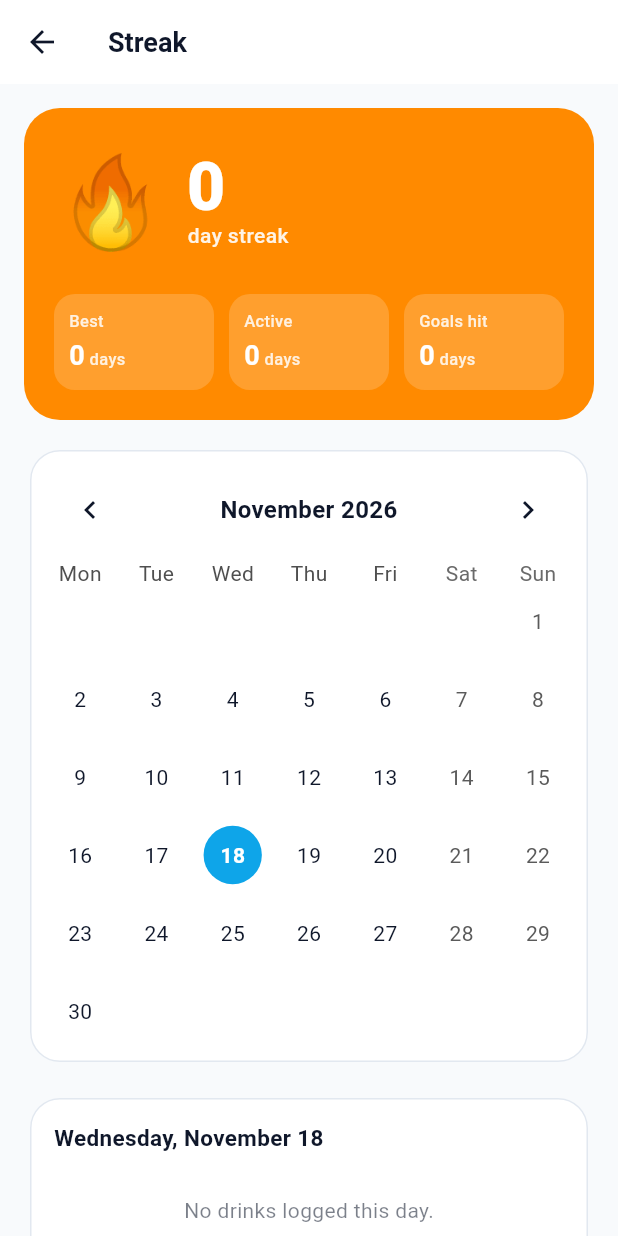
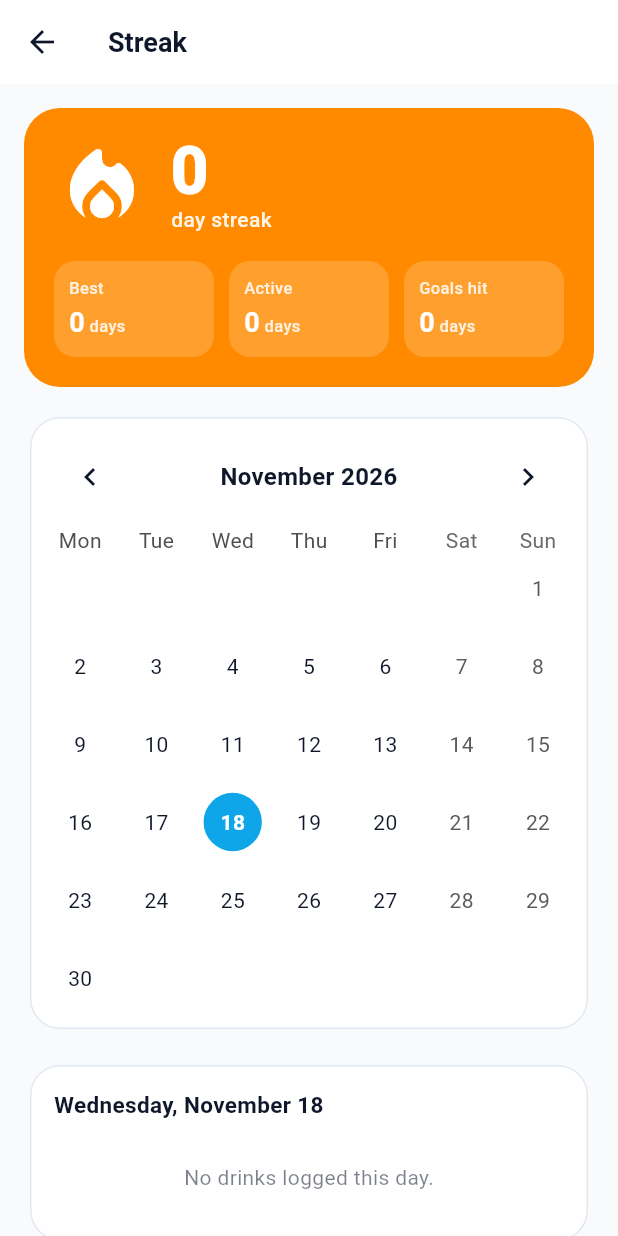
Before and after one commit to vovafes/water-app-mobile, a Flutter app: the DashboardScreen screen opened directly, after a tap on an icon or button, on a phone screen of 412 x 824 dp. Run offline on Flutter 3.47's test engine with Material 3 defaults, Android fonts, the phone set to English and light mode, and no system bars; drawn by our look-alikes of table_calendar; our stand-ins replace easy_localization, flutter_local_notifications, flutter_svg, flutter_timezone, image_picker, in_app_purchase and 2 more; missing offline and left inert: in_app_purchase_android, in_app_purchase_storekit; accounts and stored records are empty; network calls fail.

Commit message:
Unslop the app a second time: icons instead of emoji, no glows, one gradient per screen
The first pass (576adb0) was light. This one finishes it:

- Emoji used as interface icons replaced with Material icons: the flame on the
  dashboard chip and the whole streak screen, trophy in the achievements
  header and fallback badges, lock/trophy/star on the empty states. Emoji draw
  differently on every phone and ignore the text colour.
- Star before points is now PointsLabel (icon + text) in the three places it
  appeared; it turns white on the gold unlocked badge instead of vanishing.
- Decorative drop in the dashboard hero is the brand drop shape, not an emoji.
- Coloured glow under every drink circle on the dashboard removed.
- Flat colour for the avatar placeholder and the premium-prompt tile; the
  hero, achievements and paywall headers keep their gradient as the one
  deliberate accent.
- Session splash uses the real app icon instead of a gradient tile.
- Badge tiles are 8 px taller (the first row clipped by 1 px at normal text).
- Badge detail sheet is full width; it was a narrow card floating in the middle.

Server-supplied achievement icons (admin content) are left as they are.
analyze clean, 94 tests pass.

Co-Authored-By: Claude Sonnet 5.5 <noreply@anthropic.com>

```diff
--- a/lib/screens/dashboard/dashboard_screen.dart
+++ b/lib/screens/dashboard/dashboard_screen.dart
@@ -1,5 +1,6 @@
 import 'package:flutter/material.dart';
 import 'package:flutter/services.dart';
+import 'package:flutter_svg/flutter_svg.dart';
 import 'package:provider/provider.dart';
 import 'package:easy_localization/easy_localization.dart';
 import '../../providers/dashboard_provider.dart';
@@ -95,12 +96,16 @@ class _HeroCard extends StatelessWidget {
           Positioned(
             right: -16,
             bottom: -28,
-            child: Text(
-              '💧',
-              style: TextStyle(
-                fontSize: 130,
-                color: Colors.white.withValues(alpha: 0.12),
-              ),
+            // The same drop as the app icon and the website's hero, drawn
+            // rather than an emoji (a different picture on every phone) or a
+            // Material icon (heavier, with an inner arc).
+            child: SvgPicture.string(
+              '<svg xmlns="http://www.w3.org/2000/svg" viewBox="0 0 24 24">'
+              '<path fill="#FFFFFF" fill-opacity="0.1" '
+              'd="M12 2.5S5.5 10 5.5 14.5a6.5 6.5 0 0 0 13 0C18.5 10 12 2.5 12 2.5z"/>'
+              '</svg>',
+              width: 150,
+              height: 150,
             ),
           ),
           Row(
@@ -225,7 +230,11 @@ class _HeroCard extends StatelessWidget {
                         child: Row(
                           mainAxisSize: MainAxisSize.min,
                           children: [
-                            const Text('🔥'),
+                            const Icon(
+                              Icons.local_fire_department_rounded,
+                              size: 18,
+                              color: BrandColors.amber300,
+                            ),
                             const SizedBox(width: 6),
                             Text(
                               '${dash.streak} ${'day streak'.tr()}',
@@ -350,13 +359,6 @@ class _DrinkTile extends StatelessWidget {
                 // chip's circle invisible.
                 color: tone.rail,
                 shape: BoxShape.circle,
-                boxShadow: [
-                  BoxShadow(
-                    color: tone.rail.withValues(alpha: 0.35),
-                    blurRadius: 8,
-                    offset: const Offset(0, 3),
-                  ),
-                ],
               ),
               alignment: Alignment.center,
               child: DrinkIcon(slug: drink.slug, color: Colors.white, size: 26),
--- a/lib/screens/profile/profile_screen.dart
+++ b/lib/screens/profile/profile_screen.dart
@@ -655,11 +655,7 @@ class _HeaderState extends State<_Header> {
                   width: 84,
                   height: 84,
                   decoration: BoxDecoration(
-                    gradient: const LinearGradient(
-                      colors: [BrandColors.sky400, BrandColors.cyan500],
-                      begin: Alignment.topLeft,
-                      end: Alignment.bottomRight,
-                    ),
+                    color: BrandColors.sky500,
                     shape: BoxShape.circle,
                     image: avatarUrl != null
                         ? DecorationImage(
--- a/lib/screens/stats/streak_detail_screen.dart
+++ b/lib/screens/stats/streak_detail_screen.dart
@@ -264,9 +264,10 @@ class _StreakDetailScreenState extends State<StreakDetailScreen> {
                                     ),
                                   ),
                                   alignment: Alignment.center,
-                                  child: const Text(
-                                    '🔥',
-                                    style: TextStyle(fontSize: 9),
+                                  child: const Icon(
+                                    Icons.local_fire_department_rounded,
+                                    size: 11,
+                                    color: Colors.white,
                                   ),
                                 ),
                               );
@@ -329,7 +330,11 @@ class _StreakHero extends StatelessWidget {
           Row(
             crossAxisAlignment: CrossAxisAlignment.center,
             children: [
-              const Text('🔥', style: TextStyle(fontSize: 60)),
+              const Icon(
+                Icons.local_fire_department_rounded,
+                size: 64,
+                color: Colors.white,
+              ),
               const SizedBox(width: 14),
               Expanded(
                 child: Column(
@@ -489,7 +494,11 @@ class _DayDetail extends StatelessWidget {
                     child: Row(
                       mainAxisSize: MainAxisSize.min,
                       children: [
-                        const Text('🔥', style: TextStyle(fontSize: 12)),
+                        const Icon(
+                          Icons.local_fire_department_rounded,
+                          size: 14,
+                          color: BrandColors.amber500,
+                        ),
                         const SizedBox(width: 4),
                         Text(
                           'Goal hit'.tr(),
@@ -658,7 +667,11 @@ class _Legend extends StatelessWidget {
                 shape: BoxShape.circle,
               ),
               alignment: Alignment.center,
-              child: const Text('🔥', style: TextStyle(fontSize: 9)),
+              child: const Icon(
+                Icons.local_fire_department_rounded,
+                size: 11,
+                color: Colors.white,
+              ),
             ),
             'Goal hit'.tr(),
           ),
--- a/lib/theme.dart
+++ b/lib/theme.dart
@@ -36,6 +36,7 @@ class BrandColors {
   static const slate950 = Color(0xFF020617);
 
   // Status
+  static const amber300 = Color(0xFFFCD34D);
   static const amber500 = Color(0xFFF59E0B);
   static const rose500 = Color(0xFFF43F5E);
   static const emerald500 = Color(0xFF10B981);
--- a/lib/widgets/premium_prompt.dart
+++ b/lib/widgets/premium_prompt.dart
@@ -54,9 +54,7 @@ class _PremiumPromptSheet extends StatelessWidget {
               padding: const EdgeInsets.all(10),
               decoration: BoxDecoration(
                 borderRadius: BorderRadius.circular(12),
-                gradient: const LinearGradient(
-                  colors: [BrandColors.gradientStart, BrandColors.gradientEnd],
-                ),
+                color: BrandColors.sky500,
               ),
               child: const Icon(Icons.workspace_premium, color: Colors.white),
             ),
```
Also changed, not shown: lib/screens/achievements/achievements_screen.dart (+56 -28 lines), lib/widgets/points_label.dart (added, +43 -0 lines), lib/widgets/session_splash.dart (+7 -19 lines).
